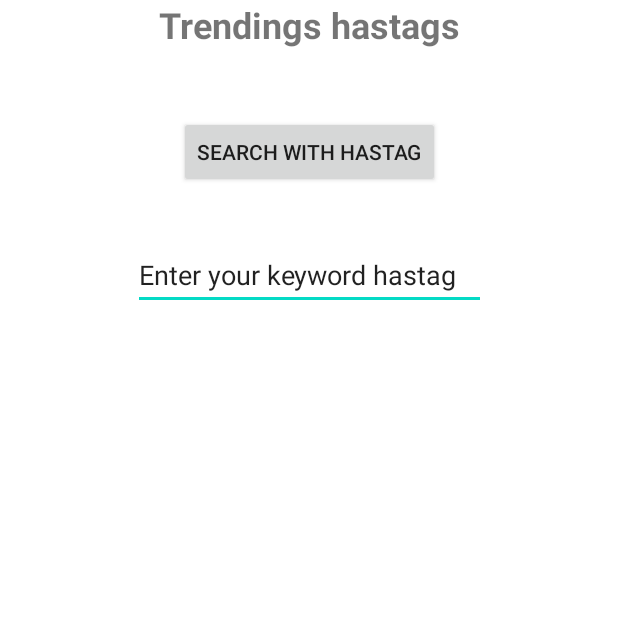
After one commit to GeorgeMichos13/UomAndroidPosts, an Android app: the TrendingHastags screen opened directly, with no data from a screen before it, on a phone screen of 412 x 824 dp, the top half of it. The commit adds this screen. Run offline under Robolectric (Android 15) with nearby library versions, the phone set to English and light mode, and no system bars.

Commit message:
Trendings hastags list and activity created. Logo added for twitter next to tweets. Photos in tweets adjusted.

```diff
--- a/app/src/main/AndroidManifest.xml
+++ b/app/src/main/AndroidManifest.xml
@@ -32,7 +32,8 @@
 
         <activity android:name=".CreatePost" />
         <activity android:name=".CreateStory" />
-        <activity android:name=".Trendings" />
+        <activity android:name=".TrendingTweets" />
+        <activity android:name=".TrendingHastags" />
     </application>
 
 </manifest>
--- a/app/src/main/java/gr/uom/uomandroidposts/Post.java
+++ b/app/src/main/java/gr/uom/uomandroidposts/Post.java
@@ -9,7 +9,7 @@ public class Post {
     private String username;
     private String post;
     private String postImage;
-    private  Drawable appIcon;
+    private String appIcon;
 
 
     public String getUsername() {
@@ -36,11 +36,11 @@ public class Post {
         this.postImage = postImage;
     }
 
-    public Drawable getAppIcon() {
+    public String  getAppIcon() {
         return appIcon;
     }
 
-    public void setAppIcon(Drawable appIcon) {
+    public void setAppIcon(String appIcon) {
         this.appIcon = appIcon;
     }
 
--- /dev/null
+++ b/app/src/main/java/gr/uom/uomandroidposts/TrendingHastags.java
@@ -0,0 +1,51 @@
+package gr.uom.uomandroidposts;
+
+import android.app.Activity;
+import android.content.Intent;
+import android.os.Bundle;
+import android.view.View;
+import android.widget.Button;
+import android.widget.EditText;
+import android.widget.TextView;
+
+public class TrendingHastags extends Activity {
+
+    private Button searchButton;
+    private EditText keywordText;
+
+
+
+    private String keyword;
+
+    public String getKeyword() {
+        return keyword;
+    }
+
+    protected void onCreate(Bundle savedInstanceState){
+
+        super.onCreate(savedInstanceState);
+        setContentView(R.layout.trendings_hastags);
+
+        searchButton = findViewById(R.id.searchButton);
+        keywordText = findViewById(R.id.keywordText);
+
+        searchButton.setOnClickListener(new View.OnClickListener() {
+            @Override
+            public void onClick(View v) {
+                Intent trendingTweets = new Intent(TrendingHastags.this, TrendingTweets.class);
+                startActivity(trendingTweets);
+            }
+        });
+
+        keywordText.setOnClickListener(new View.OnClickListener() {
+            @Override
+            public void onClick(View v) {
+                keywordText.setText(" ");
+            }
+        });
+
+        keyword = keywordText.getText().toString();
+
+    }
+
+}
--- /dev/null
+++ b/app/src/main/res/layout/trendings_hastags.xml
@@ -0,0 +1,54 @@
+<?xml version="1.0" encoding="utf-8"?>
+<androidx.constraintlayout.widget.ConstraintLayout xmlns:android="http://schemas.android.com/apk/res/android"
+    xmlns:app="http://schemas.android.com/apk/res-auto"
+    xmlns:tools="http://schemas.android.com/tools"
+    android:layout_width="match_parent"
+    android:layout_height="match_parent">
+
+    <ListView
+        android:id="@+id/trendingsHastagsList"
+        android:layout_width="412dp"
+        android:layout_height="504dp"
+        android:layout_marginTop="16dp"
+        app:layout_constraintBottom_toBottomOf="parent"
+        app:layout_constraintEnd_toEndOf="parent"
+        app:layout_constraintStart_toStartOf="parent"
+        app:layout_constraintTop_toBottomOf="@+id/keywordText" />
+
+    <TextView
+        android:id="@+id/trendings"
+        android:layout_width="wrap_content"
+        android:layout_height="wrap_content"
+        android:text="Trendings hastags"
+        android:textSize="24sp"
+        android:textStyle="bold"
+        app:layout_constraintEnd_toEndOf="parent"
+        app:layout_constraintStart_toStartOf="parent"
+        app:layout_constraintTop_toTopOf="parent" />
+
+    <EditText
+        android:id="@+id/keywordText"
+        android:layout_width="235dp"
+        android:layout_height="46dp"
+        android:layout_marginTop="128dp"
+        android:ems="10"
+        android:inputType="textPersonName"
+        android:text="Enter your keyword hastag"
+        app:layout_constraintEnd_toEndOf="@+id/searchButton"
+        app:layout_constraintStart_toStartOf="@+id/searchButton"
+        app:layout_constraintTop_toBottomOf="@+id/trendings" />
+
+    <Button
+        android:id="@+id/searchButton"
+        android:layout_width="wrap_content"
+        android:layout_height="wrap_content"
+        android:layout_marginTop="24dp"
+        android:layout_marginBottom="16dp"
+        android:text="Search with hastag"
+        app:layout_constraintBottom_toTopOf="@+id/keywordText"
+        app:layout_constraintEnd_toEndOf="@+id/trendings"
+        app:layout_constraintStart_toStartOf="@+id/trendings"
+        app:layout_constraintTop_toBottomOf="@+id/trendings"
+        app:layout_constraintVertical_bias="0.511" />
+
+</androidx.constraintlayout.widget.ConstraintLayout>
```
Also changed, not shown: app/src/main/java/gr/uom/uomandroidposts/MainActivity.java (+1 -10 lines), app/src/main/java/gr/uom/uomandroidposts/PostArrayAdapter.java (+1 -8 lines), app/src/main/java/gr/uom/uomandroidposts/TrendingTweets.java (renamed from app/src/main/java/gr/uom/uomandroidposts/Trendings.java, +19 -6 lines), app/src/main/res/layout/list_records_tweets.xml (renamed from app/src/main/res/layout/list_records.xml, +6 -4 lines), app/src/main/res/layout/trending_tweets.xml (added, +30 -0 lines), app/src/main/res/layout/trendings.xml (deleted, +0 -15 lines).
